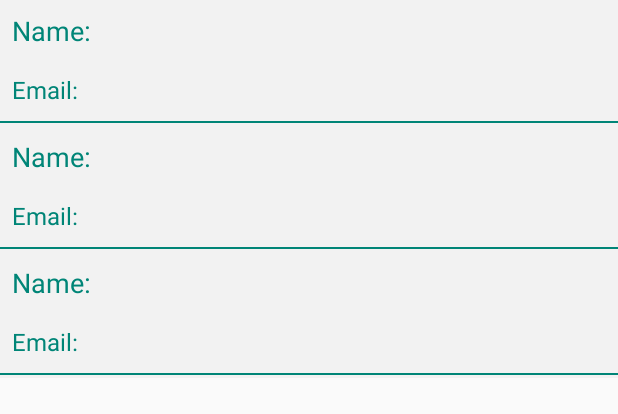
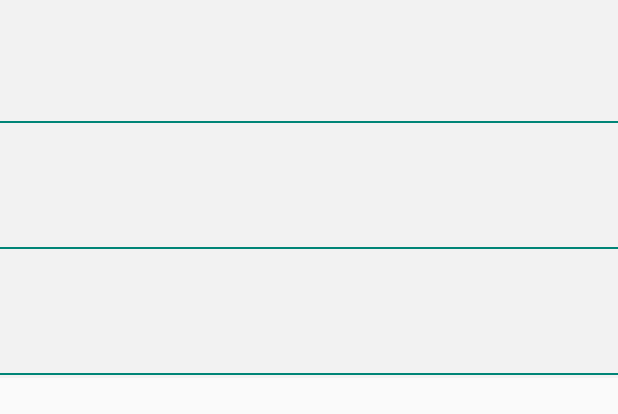
Before and after one commit to segunfrancis/RetrofitExample, an Android app: the layout activity_details.xml on its own in the app's theme, with its tools: preview values and no code run, on a phone screen of 412 x 824 dp. Shown: the top 414 px of the screen. Run offline under Robolectric (Android 15) with nearby library versions, the phone set to English and light mode, and no system bars.

Commit message:
list_item modification

```diff
--- a/app/src/main/res/layout/useer_list_item.xml
+++ b/app/src/main/res/layout/useer_list_item.xml
@@ -10,7 +10,6 @@
         android:id="@+id/name"
         android:layout_width="match_parent"
         android:layout_height="wrap_content"
-        android:text="Name: "
         android:padding="8dp"
         android:textColor="@color/colorPrimary"
         android:textSize="18sp" />
@@ -19,7 +18,6 @@
         android:id="@+id/email"
         android:layout_width="match_parent"
         android:layout_height="wrap_content"
-        android:text="Email: "
         android:padding="8dp"
         android:textColor="@color/colorPrimary"
         android:textSize="16sp" />
```
